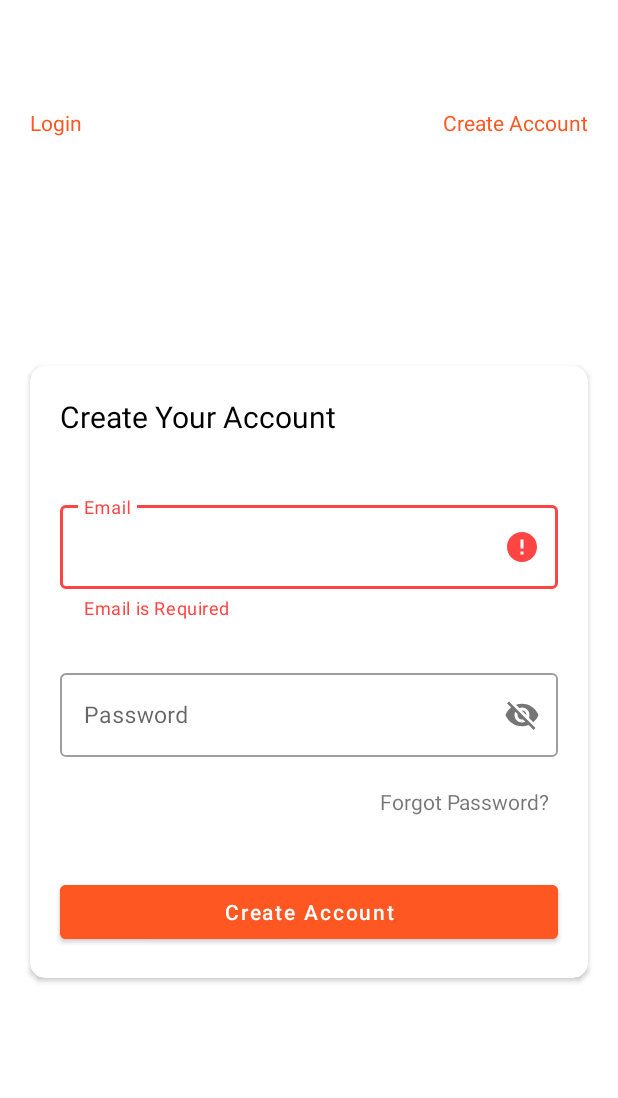
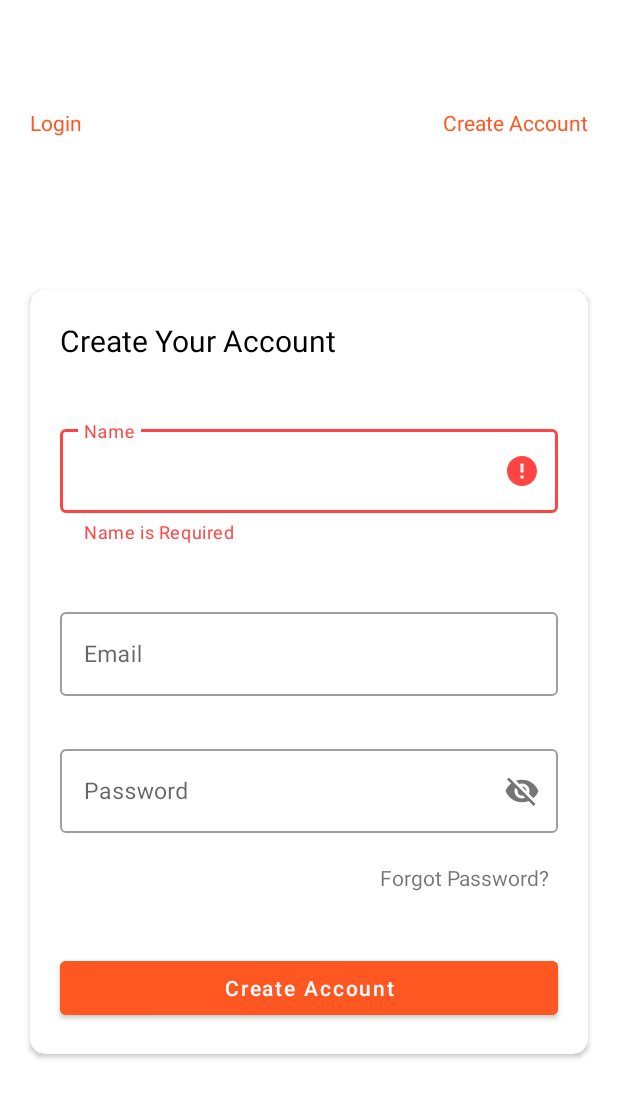
Before and after one commit to bhavesh3005sharma/Myntra-HackerRamp, an Android app: the screen it shows after launch (AuthActivity), after a tap on "Create Account", on a phone screen of 412 x 824 dp. Shown: the top 1098 px of the screen. Run offline under Robolectric (Android 15) with nearby library versions, the phone set to English and light mode, and no system bars; our stand-ins replace Firebase (no records; nobody signed in at launch, a user with empty details on screens opened directly), data binding; plain views replace TashieLoader; 2 statements that could not run were skipped; 2 other taps on this screen came first.

Commit message:
Name in Sign Up

```diff
--- a/app/build.gradle
+++ b/app/build.gradle
@@ -52,4 +52,5 @@ dependencies {
 
     implementation 'gun0912.ted:tedpermission:2.1.0'
     implementation 'com.github.bumptech.glide:glide:4.11.0'
+    implementation 'com.google.firebase:firebase-database:20.0.2'
 }
--- a/app/src/main/res/layout/auth_layout.xml
+++ b/app/src/main/res/layout/auth_layout.xml
@@ -40,6 +40,28 @@
                 app:layout_constraintTop_toTopOf="parent" />
 
             <com.google.android.material.textfield.TextInputLayout
+                android:id="@+id/textInputName"
+                style="@style/Widget.MaterialComponents.TextInputLayout.OutlinedBox"
+                android:layout_width="match_parent"
+                android:layout_height="wrap_content"
+                android:layout_marginHorizontal="20dp"
+                android:layout_marginTop="40dp"
+                android:hint="Name"
+                android:visibility="@{isLoginScreen? View.GONE : View.VISIBLE}"
+                app:boxStrokeErrorColor="@android:color/holo_red_light"
+                app:errorIconTint="@android:color/holo_red_light"
+                app:errorTextColor="@android:color/holo_red_light"
+                app:layout_constraintEnd_toEndOf="parent"
+                app:layout_constraintStart_toStartOf="parent"
+                app:layout_constraintTop_toBottomOf="@id/text">
+
+                <com.google.android.material.textfield.TextInputEditText
+                    android:layout_width="match_parent"
+                    android:layout_height="wrap_content"
+                    android:textSize="15sp" />
+            </com.google.android.material.textfield.TextInputLayout>
+
+            <com.google.android.material.textfield.TextInputLayout
                 android:id="@+id/textInputEmail"
                 style="@style/Widget.MaterialComponents.TextInputLayout.OutlinedBox"
                 android:layout_width="match_parent"
@@ -52,7 +74,7 @@
                 app:errorTextColor="@android:color/holo_red_light"
                 app:layout_constraintEnd_toEndOf="parent"
                 app:layout_constraintStart_toStartOf="parent"
-                app:layout_constraintTop_toBottomOf="@id/text">
+                app:layout_constraintTop_toBottomOf="@id/textInputName">
 
                 <com.google.android.material.textfield.TextInputEditText
                     android:layout_width="match_parent"
```
Also changed, not shown: app/src/main/java/com/hackathon/myntra_hackerramp/AuthActivity.java (+33 -5 lines), app/src/main/java/com/hackathon/myntra_hackerramp/model/User.java (added, +37 -0 lines).
